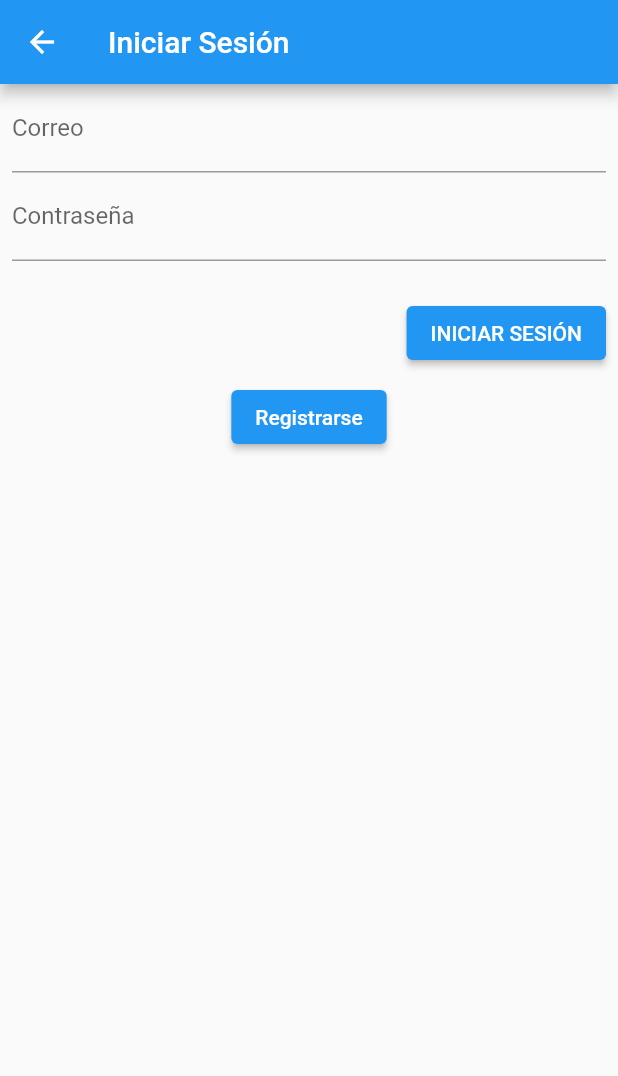
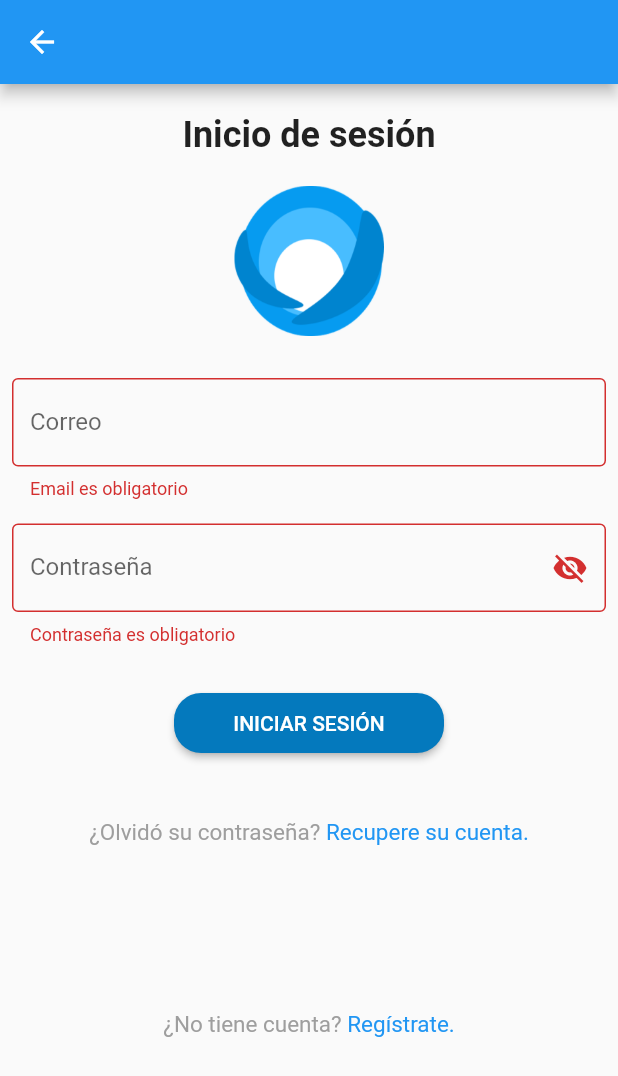
Before and after one commit to Dylan1234094/gest-app, a Flutter app: the LoginObs screen opened directly, after a tap on "INICIAR SESIÓN", on a phone screen of 412 x 824 dp. Shown: the top 1076 px of the screen. Run offline on Flutter 3.47's test engine with Material 2 defaults, Android fonts, the phone set to English and light mode, and no system bars; our stand-ins replace cloud_firestore, firebase_auth, firebase_core, google_sign_in, permission_handler; missing offline and left inert: googleapis, health; accounts and stored records are empty; network calls fail.

Commit message:
Updated Login Obstetra

```diff
--- a/lib/layout/authentication/login_obs.dart
+++ b/lib/layout/authentication/login_obs.dart
@@ -1,3 +1,4 @@
+import 'package:flutter/gestures.dart';
 import 'package:flutter/material.dart';
 import 'package:gest_app/service/obstetra_service.dart';
 
@@ -18,8 +19,16 @@ class LoginObs extends StatefulWidget {
 }
 
 class _LoginObsState extends State<LoginObs> {
+  final _keyForm = GlobalKey<FormState>();
+  late bool _passwordVisible;
   final correoController = TextEditingController();
   final contraseniaController = TextEditingController();
+
+  @override
+  void initState() {
+    _passwordVisible = false;
+    super.initState();
+  }
 
   @override
   void dispose() {
@@ -31,44 +40,135 @@ class _LoginObsState extends State<LoginObs> {
   @override
   Widget build(BuildContext context) {
     return Scaffold(
-      appBar: AppBar(
-        title: const Text("Iniciar Sesión"),
+      appBar: AppBar(),
+      body: Column(
+        children: <Widget>[
+          const Padding(
+            padding: EdgeInsets.only(top: 20),
+            child: Text(
+              "Inicio de sesión",
+              style: TextStyle(fontWeight: FontWeight.bold, fontSize: 24),
             ),
-      body: SingleChildScrollView(
+          ),
+          Container(
+            margin: const EdgeInsets.symmetric(vertical: 20),
+            width: 100,
+            height: 100,
+            decoration: const BoxDecoration(
+              image: DecorationImage(
+                image: AssetImage('assets/Gest_Icon.png'),
+                fit: BoxFit.fill,
+              ),
+              shape: BoxShape.rectangle,
+            ),
+          ),
+          Form(
+            key: _keyForm,
             child: Column(
-          children: <Widget>[
+              children: [
                 Padding(
-              padding: const EdgeInsets.symmetric(horizontal: 8, vertical: 0),
+                    //! Correo
+                    padding: const EdgeInsets.all(8),
                     child: TextFormField(
                         controller: correoController,
-                decoration: const InputDecoration(labelText: 'Correo'),
+                        keyboardType: TextInputType.emailAddress,
+                        decoration: const InputDecoration(
+                          border: OutlineInputBorder(),
+                          labelText: "Correo",
+                        ),
+                        validator: (value) {
+                          return ValidateEmail(value!);
+                        })),
+                Padding(
+                    //! Contraseña
+                    padding: const EdgeInsets.all(8),
+                    child: TextFormField(
+                        obscureText: !_passwordVisible,
+                        enableSuggestions: false,
+                        autocorrect: false,
+                        controller: contraseniaController,
+                        keyboardType: TextInputType.text,
+                        decoration: InputDecoration(
+                            border: const OutlineInputBorder(),
+                            labelText: "Contraseña",
+                            suffixIcon: IconButton(
+                                onPressed: () {
+                                  setState(() {
+                                    _passwordVisible = !_passwordVisible;
+                                  });
+                                },
+                                icon: Icon(_passwordVisible
+                                    ? Icons.visibility
+                                    : Icons.visibility_off))),
+                        validator: (value) {
+                          return ValidatePassword(value!);
+                        })),
+              ],
             ),
           ),
           Padding(
-              padding: const EdgeInsets.only(bottom: 16, left: 8, right: 8),
-              child: TextFormField(
-                controller: contraseniaController,
-                decoration: const InputDecoration(labelText: 'Contraseña'),
-              ),
-            ),
-            Align(
-              alignment: Alignment.centerRight,
-              child: Padding(
-                padding: const EdgeInsets.symmetric(horizontal: 8, vertical: 8),
+            padding: const EdgeInsets.all(20),
             child: ElevatedButton(
-                  onPressed: () => {loginObstetra(correoController.text, contraseniaController.text, context)},
+              style: ButtonStyle(
+                  shape: MaterialStateProperty.all<RoundedRectangleBorder>(
+                      RoundedRectangleBorder(
+                          borderRadius: BorderRadius.circular(18))),
+                  backgroundColor: MaterialStateProperty.all<Color>(
+                      const Color.fromRGBO(4, 121, 189, 1)),
+                  foregroundColor:
+                      MaterialStateProperty.all<Color>(Colors.white),
+                  fixedSize: MaterialStateProperty.all(const Size(180, 40))),
+              onPressed: () => {
+                if (_keyForm.currentState!.validate())
+                  {
+                    loginObstetra(correoController.text,
+                        contraseniaController.text, context)
+                  }
+              },
               child: const Text('INICIAR SESIÓN'),
             ),
           ),
+          Padding(
+            padding: const EdgeInsets.symmetric(vertical: 20),
+            child: RichText(
+              text: TextSpan(
+                style: const TextStyle(
+                  color: Colors.grey,
+                  fontSize: 15.0,
                 ),
-            ElevatedButton(
-                style: ButtonStyle(foregroundColor: MaterialStateProperty.all<Color>(Colors.white)),
-                onPressed: () {
-                  Navigator.pushNamed(context, '/registerObstetra');
-                },
-                child: const Text('Registrarse'))
+                children: <TextSpan>[
+                  const TextSpan(text: '¿Olvidó su contraseña? '),
+                  TextSpan(
+                      text: 'Recupere su cuenta.',
+                      style: const TextStyle(color: Colors.blue),
+                      recognizer: TapGestureRecognizer()
+                        ..onTap = () {
+                          //! Enviar a recuperar contraseña
+                          print("Recuperar contraseña");
+                        })
                 ],
               ),
+            ),
+          ),
+          Padding(
+            padding: const EdgeInsets.only(top: 90),
+            child: RichText(
+              text: TextSpan(
+                style: const TextStyle(color: Colors.grey, fontSize: 15.0),
+                children: <TextSpan>[
+                  const TextSpan(text: '¿No tiene cuenta? '),
+                  TextSpan(
+                      text: 'Regístrate.',
+                      style: const TextStyle(color: Colors.blue),
+                      recognizer: TapGestureRecognizer()
+                        ..onTap = () {
+                          Navigator.pushNamed(context, '/registerObstetra');
+                        })
+                ],
+              ),
+            ),
+          ),
+        ],
       ),
     );
   }
@@ -79,3 +179,25 @@ ObstetraService _obstetraService = ObstetraService();
 void loginObstetra(String correo, String contrasenia, BuildContext context) {
   _obstetraService.loginObstetra(correo, contrasenia, context);
 }
+
+String? ValidateEmail(String value) {
+  if (value.isEmpty) {
+    return 'Email es obligatorio';
+  }
+  if (!RegExp(
+          r'^(([^<>()[\]\\.,;:\s@\"]+(\.[^<>()[\]\\.,;:\s@\"]+)*)|(\".+\"))@((\[[0-9]{1,3}\.[0-9]{1,3}\.[0-9]{1,3}\.[0-9]{1,3}\])|(([a-zA-Z\-0-9]+\.)+[a-zA-Z]{2,}))$')
+      .hasMatch(value)) {
+    return 'Email no es válido';
+  }
+  return null;
+}
+
+String? ValidatePassword(String value) {
+  if (value.isEmpty) {
+    return 'Contraseña es obligatorio';
+  }
+  if (value.length < 6) {
+    return 'Contraseña debe tener mínimo 6 carácteres';
+  }
+  return null;
+}
```
Lines whose indentation alone changed are shown as unchanged.
